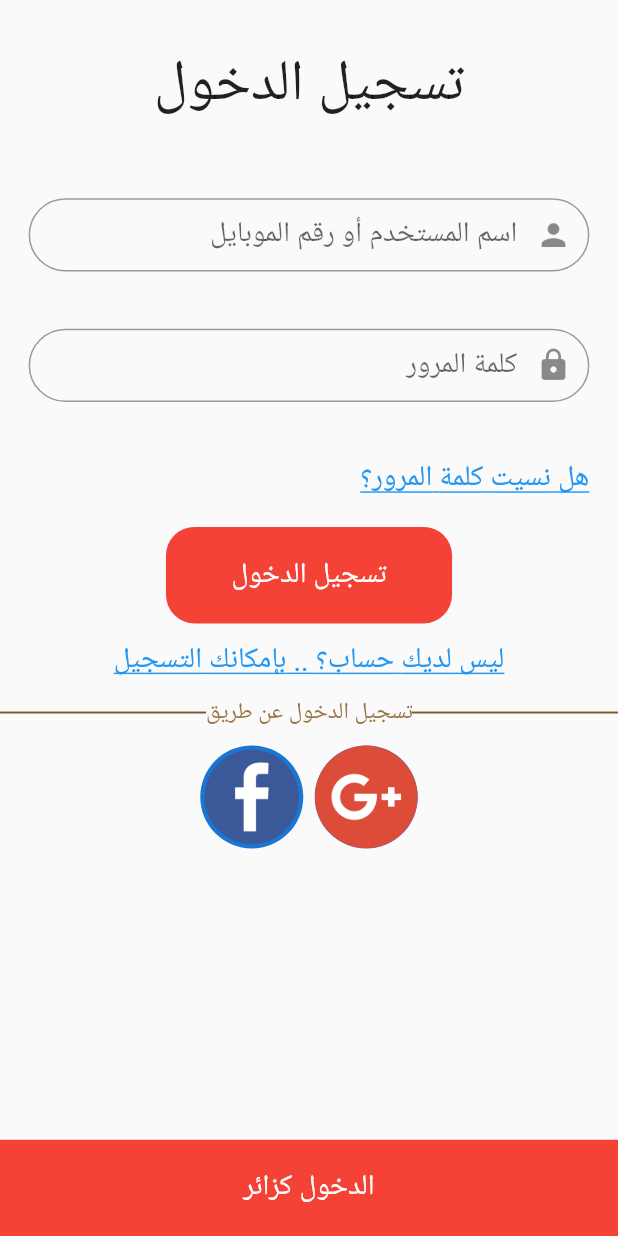
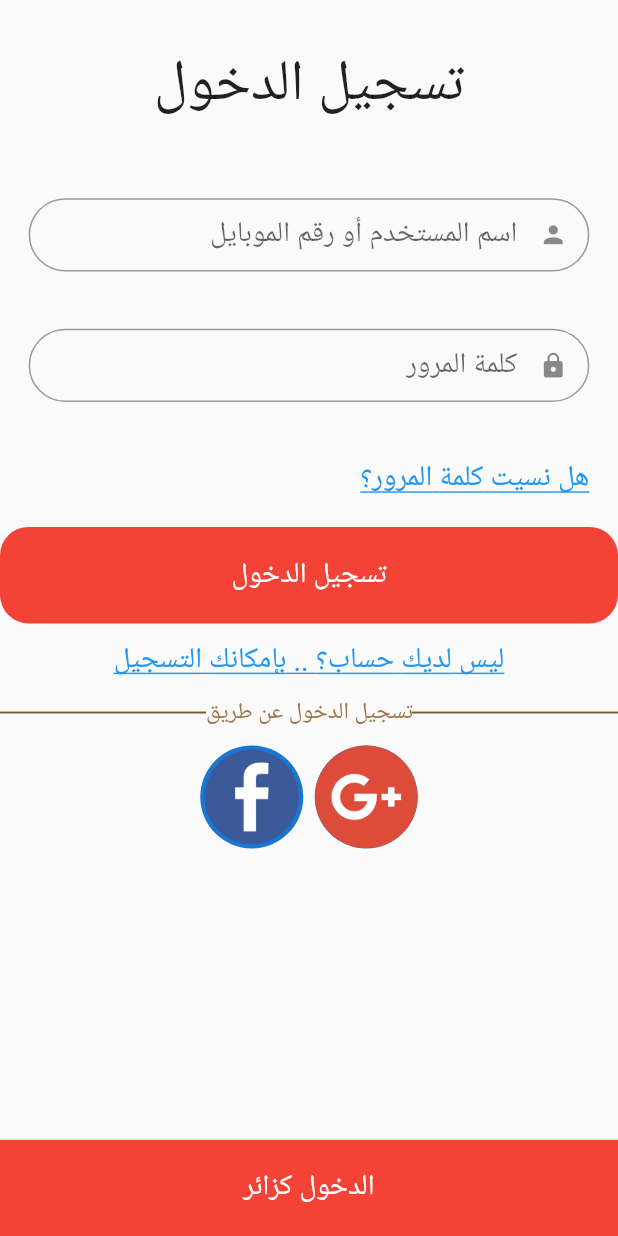
Before and after one commit to ahmed-nussair/rakhaa, a Flutter app: the screen it shows after launch, on a phone screen of 412 x 824 dp. Run offline on Flutter 3.47's test engine with Material 2 defaults, Android fonts, the phone set to English and light mode, and no system bars; our stand-ins replace device_info, geolocator, google_maps_flutter.

Commit message:
Flutter SDK Updated.

```diff
--- a/lib/view/custom_show_dialog.dart
+++ b/lib/view/custom_show_dialog.dart
@@ -326,7 +326,7 @@ Future<T> customShowDialog<T>({
   assert(child == null || builder == null);
   return Navigator.of(context, rootNavigator: true).push(new _DialogRoute<T>(
     child: child ?? new Builder(builder: builder),
-    theme: Theme.of(context, shadowThemeOnly: true),
+    theme: Theme.of(context),
     barrierDismissible: barrierDismissible,
     barrierLabel: MaterialLocalizations.of(context).modalBarrierDismissLabel,
   ));
--- a/lib/view/home_pages/checkout_pages/shipping_addresses_pages/new_address.dart
+++ b/lib/view/home_pages/checkout_pages/shipping_addresses_pages/new_address.dart
@@ -1,8 +1,6 @@
 import 'package:flutter/material.dart';
 
 import '../../../screen_util.dart';
-
-import 'package:toast/toast.dart';
 import 'package:geolocator/geolocator.dart';
 
 import 'location_map.dart';
--- a/lib/view/home_pages/profile_pages/addresses_page.dart
+++ b/lib/view/home_pages/profile_pages/addresses_page.dart
@@ -85,8 +85,7 @@ class _AddressesPageState extends State<AddressesPage> {
               backgroundColor: Color(0xff9b7448),
               onPressed: () {
                 showDialog(
-                  context: context,
-                  child: CustomAlertDialog(
+                  builder: (context) => CustomAlertDialog(
                     titlePadding: EdgeInsets.all(0.0),
                     contentPadding: EdgeInsets.all(0.0),
                     content: AddAddress(
@@ -99,6 +98,7 @@ class _AddressesPageState extends State<AddressesPage> {
                       },
                     ),
                   ),
+                  context: context,
                 );
               },
               child: Icon(
--- a/lib/view/signin.dart
+++ b/lib/view/signin.dart
@@ -21,14 +21,17 @@ class _SignInState extends State<SignIn> {
   Widget build(BuildContext context) {
     _screenUtil.init(context);
     return Scaffold(
-      body: Column(
+      body: ListView(
         children: [
           Padding(
             padding: EdgeInsets.all(_screenUtil.setWidth(80)),
-            child: Text(
-              'تسجيل الدخول',
-              style: TextStyle(
-                fontSize: _screenUtil.setSp(100),
+            child: Container(
+              alignment: Alignment.center,
+              child: Text(
+                'تسجيل الدخول',
+                style: TextStyle(
+                  fontSize: _screenUtil.setSp(100),
+                ),
               ),
             ),
           ),
@@ -44,7 +47,10 @@ class _SignInState extends State<SignIn> {
                 hintStyle: TextStyle(
                   fontSize: _screenUtil.setSp(50),
                 ),
-                suffixIcon: Icon(Icons.person),
+                suffixIcon: Icon(
+                  Icons.person,
+                  size: _screenUtil.setSp(50),
+                ),
                 border: OutlineInputBorder(
                   borderRadius:
                       BorderRadius.circular(_screenUtil.setWidth(100)),
@@ -64,7 +70,10 @@ class _SignInState extends State<SignIn> {
                 hintStyle: TextStyle(
                   fontSize: _screenUtil.setSp(50),
                 ),
-                suffixIcon: Icon(Icons.lock),
+                suffixIcon: Icon(
+                  Icons.lock,
+                  size: _screenUtil.setSp(50),
+                ),
                 border: OutlineInputBorder(
                   borderRadius:
                       BorderRadius.circular(_screenUtil.setWidth(100)),
@@ -94,7 +103,7 @@ class _SignInState extends State<SignIn> {
           ),
           Container(
             alignment: Alignment.center,
-            width: _screenUtil.setWidth(500),
+            // width: _screenUtil.setWidth(500),
             height: _screenUtil.setHeight(150),
             decoration: BoxDecoration(
               borderRadius: BorderRadius.circular(_screenUtil.setWidth(50)),
--- a/lib/view/signup.dart
+++ b/lib/view/signup.dart
@@ -125,8 +125,7 @@ class _SignUpState extends State<SignUp> {
                       child: GestureDetector(
                         onTap: () {
                           showDialog(
-                            context: context,
-                            child: CustomAlertDialog(
+                            builder: (context) => CustomAlertDialog(
                               titlePadding: EdgeInsets.all(0.0),
                               contentPadding: EdgeInsets.all(0.0),
                               content: CountryCode(
@@ -137,6 +136,7 @@ class _SignUpState extends State<SignUp> {
                                 },
                               ),
                             ),
+                            context: context,
                           );
                         },
                         child: Container(
```
Also changed, not shown: lib/view/home_pages/category_page.dart (+7 -1 lines), lib/view/home_pages/offer_ribbon.dart (added, +49 -0 lines), lib/view/home_pages/product_item.dart (+16 -3 lines), lib/view/home_pages/profile_pages/add_address.dart (+6 -36 lines), lib/view/home_pages/profile_pages/details_page.dart (+5 -5 lines), lib/view/home_pages/ribbon.dart (added, +20 -0 lines), pubspec.yaml (+4 -3 lines), pubspec.lock.
